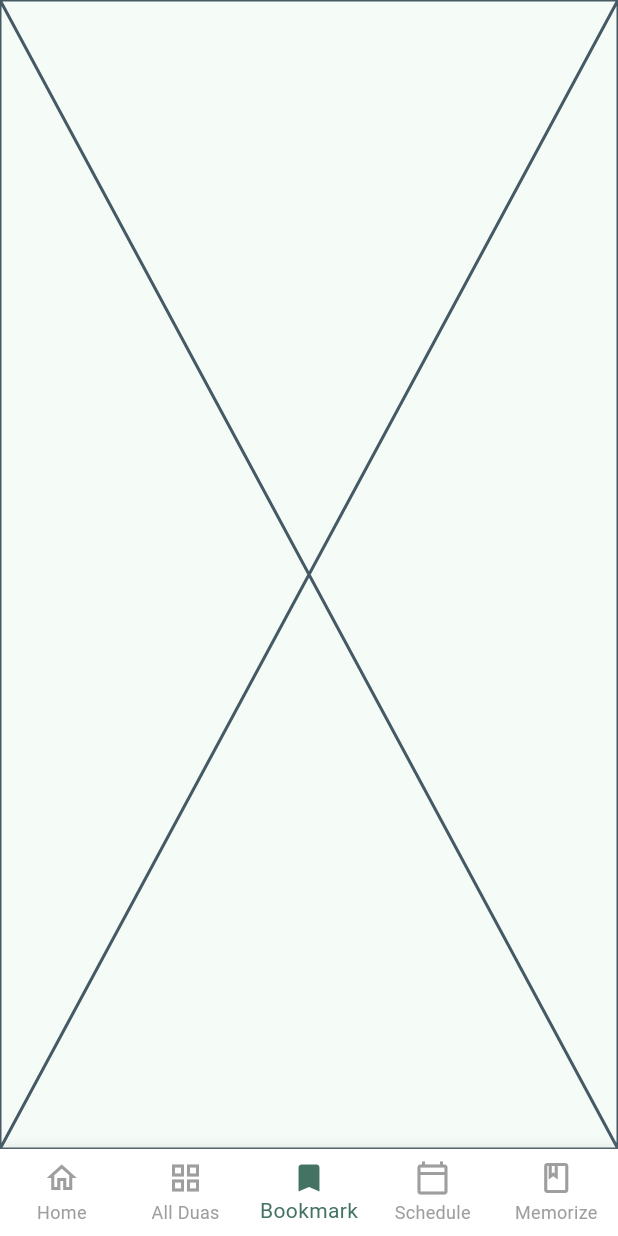
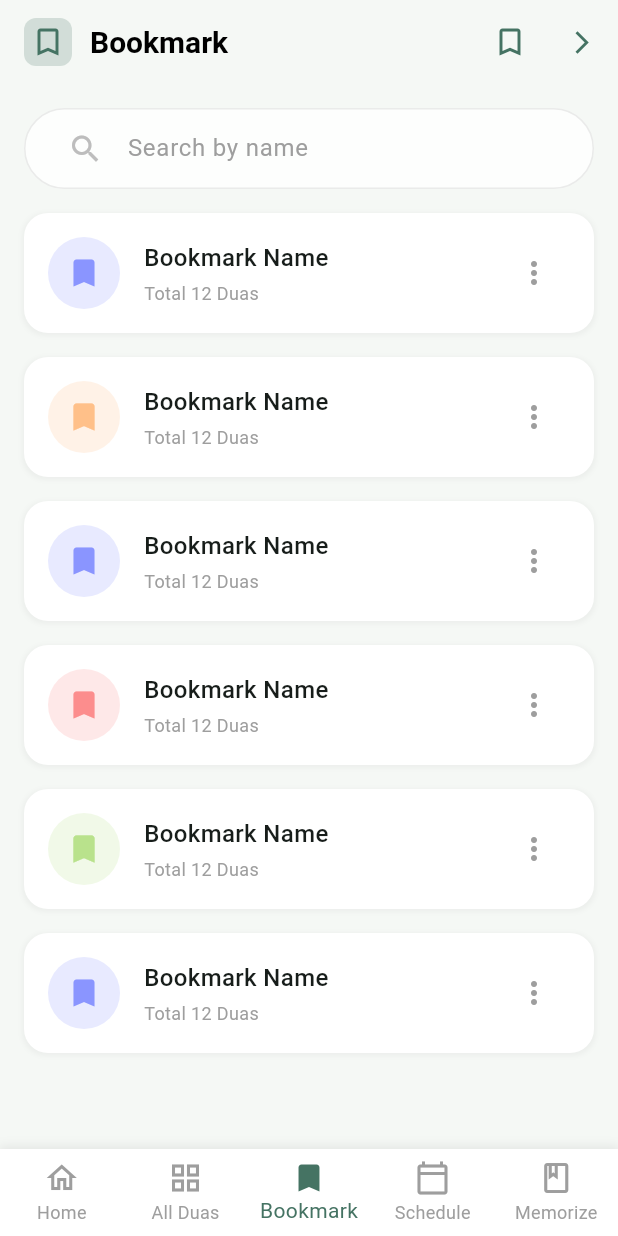
Before and after one commit to Irfanhossain909/dua_ruqiyah, a Flutter app: the screen it shows after launch, item 3 of the bottom bar chosen, on a phone screen of 412 x 824 dp. Run offline on Flutter 3.47's test engine with Material 3 defaults, Android fonts, the phone set to English and light mode, and no system bars; our stand-ins replace equatable, fpdart, get, get_it, responsive_sizer.

Commit message:
Refactor navigation and dependency injection to include BookmarkScreen and its presenter. Update memorization screen import paths and remove the old memorization_screen.dart file.

```diff
--- a/lib/core/di/service_locator.dart
+++ b/lib/core/di/service_locator.dart
@@ -1,5 +1,6 @@
 import 'package:get_it/get_it.dart';
 import '../../presentation/home/presenter/home_presenter.dart';
+import '../../presentation/bookmark/presenter/bookmark_presenter.dart';
 
 /// Global ServiceLocator instance
 final GetIt serviceLocator = GetIt.instance;
@@ -60,6 +61,7 @@ void _setupUseCases() {
 void _setupPresenters() {
   // Register presenters
   serviceLocator.registerFactory<HomePresenter>(() => HomePresenter());
+  serviceLocator.registerFactory<BookmarkPresenter>(() => BookmarkPresenter());
 }
 
 /// Reset all dependencies (useful for testing)
--- a/lib/main.dart
+++ b/lib/main.dart
@@ -1,6 +1,7 @@
 import 'package:dua_ruqiyah/presentation/home/ui/home_page.dart';
 import 'package:dua_ruqiyah/presentation/main_app_shell.dart';
-import 'package:dua_ruqiyah/presentation/memorization/memorization_screen.dart';
+import 'package:dua_ruqiyah/presentation/memorization/ui/memorization_screen.dart';
+import 'package:dua_ruqiyah/presentation/bookmark/ui/bookmark_screen.dart';
 import 'package:flutter/material.dart';
 import 'package:responsive_sizer/responsive_sizer.dart';
 import 'package:get/get.dart';
@@ -32,6 +33,7 @@ class DuaAndRuqyahApp extends StatelessWidget {
           getPages: [
             GetPage(name: '/', page: () => const MainAppShell()),
             GetPage(name: '/home', page: () => const HomePage()),
+            GetPage(name: '/bookmark', page: () => const BookmarkScreen()),
             GetPage(
               name: '/memorization',
               page: () => const MemorizationScreen(),
--- /dev/null
+++ b/lib/presentation/bookmark/presenter/bookmark_presenter.dart
@@ -0,0 +1,79 @@
+import '../../../core/base/base_presenter.dart';
+import '../../../core/di/service_locator.dart';
+import 'bookmark_ui_state.dart';
+
+class BookmarkPresenter extends BasePresenter<BookmarkUiState> {
+  BookmarkPresenter() : super(const BookmarkUiState());
+
+  // Sample data for UI demo - in a real app, this would be fetched from a repository
+  final List<BookmarkModel> bookmarks = [
+    BookmarkModel(
+      id: '1',
+      name: 'Bookmark Name',
+      totalDuas: 12,
+      iconColor: 0xFF8A95FF, // Light blue
+    ),
+    BookmarkModel(
+      id: '2',
+      name: 'Bookmark Name',
+      totalDuas: 12,
+      iconColor: 0xFFFFC089, // Light orange
+    ),
+    BookmarkModel(
+      id: '3',
+      name: 'Bookmark Name',
+      totalDuas: 12,
+      iconColor: 0xFF8A95FF, // Light blue
+    ),
+    BookmarkModel(
+      id: '4',
+      name: 'Bookmark Name',
+      totalDuas: 12,
+      iconColor: 0xFFFC8D8D, // Light red
+    ),
+    BookmarkModel(
+      id: '5',
+      name: 'Bookmark Name',
+      totalDuas: 12,
+      iconColor: 0xFFB9E28C, // Light green
+    ),
+    BookmarkModel(
+      id: '6',
+      name: 'Bookmark Name',
+      totalDuas: 12,
+      iconColor: 0xFF8A95FF, // Light blue
+    ),
+  ];
+
+  /// Load the bookmarks
+  void loadBookmarks() {
+    // In a real app, this would fetch data from a repository
+    // For this demo, we're using the sample data declared above
+  }
+
+  @override
+  void onInit() {
+    super.onInit();
+    loadBookmarks();
+  }
+}
+
+/// Bookmark model class
+class BookmarkModel {
+  final String id;
+  final String name;
+  final int totalDuas;
+  final int iconColor;
+
+  BookmarkModel({
+    required this.id,
+    required this.name,
+    required this.totalDuas,
+    required this.iconColor,
+  });
+}
+
+/// Helper function to load the bookmark presenter from the service locator
+BookmarkPresenter loadBookmarkPresenter() {
+  return locator<BookmarkPresenter>();
+}
--- /dev/null
+++ b/lib/presentation/bookmark/presenter/bookmark_ui_state.dart
@@ -0,0 +1,66 @@
+import 'package:flutter/material.dart';
+import '../../../core/base/base_ui_state.dart';
+
+class BookmarkUiState extends BaseUiState {
+  final TextStyle titleStyle;
+  final TextStyle subtitleStyle;
+  final TextStyle searchHintStyle;
+  final TextStyle bookmarkNameStyle;
+  final TextStyle bookmarkCountStyle;
+
+  const BookmarkUiState({
+    super.isLoading = false,
+    super.userMessage,
+    this.titleStyle = const TextStyle(
+      fontSize: 20,
+      fontWeight: FontWeight.w600,
+      color: Colors.black,
+    ),
+    this.subtitleStyle = const TextStyle(
+      fontSize: 12,
+      color: Color(0xFF757575),
+    ),
+    this.searchHintStyle = const TextStyle(
+      color: Color(0xFF9E9E9E),
+      fontSize: 16,
+    ),
+    this.bookmarkNameStyle = const TextStyle(
+      fontSize: 16,
+      fontWeight: FontWeight.w500,
+    ),
+    this.bookmarkCountStyle = const TextStyle(
+      fontSize: 12,
+      color: Color(0xFF9E9E9E),
+    ),
+  });
+
+  BookmarkUiState copyWith({
+    bool? isLoading,
+    String? userMessage,
+    TextStyle? titleStyle,
+    TextStyle? subtitleStyle,
+    TextStyle? searchHintStyle,
+    TextStyle? bookmarkNameStyle,
+    TextStyle? bookmarkCountStyle,
+  }) {
+    return BookmarkUiState(
+      isLoading: isLoading ?? this.isLoading,
+      userMessage: userMessage ?? this.userMessage,
+      titleStyle: titleStyle ?? this.titleStyle,
+      subtitleStyle: subtitleStyle ?? this.subtitleStyle,
+      searchHintStyle: searchHintStyle ?? this.searchHintStyle,
+      bookmarkNameStyle: bookmarkNameStyle ?? this.bookmarkNameStyle,
+      bookmarkCountStyle: bookmarkCountStyle ?? this.bookmarkCountStyle,
+    );
+  }
+
+  @override
+  List<Object?> get props => [
+    ...super.props,
+    titleStyle,
+    subtitleStyle,
+    searchHintStyle,
+    bookmarkNameStyle,
+    bookmarkCountStyle,
+  ];
+}
--- /dev/null
+++ b/lib/presentation/bookmark/ui/bookmark_screen.dart
@@ -0,0 +1,172 @@
+import 'package:flutter/material.dart';
+import 'package:get/get.dart';
+import 'package:responsive_sizer/responsive_sizer.dart';
+
+import '../presenter/bookmark_presenter.dart';
+import '../presenter/bookmark_ui_state.dart';
+
+class BookmarkScreen extends StatelessWidget {
+  const BookmarkScreen({super.key});
+
+  @override
+  Widget build(BuildContext context) {
+    final presenter = loadBookmarkPresenter();
+
+    return GetX<BookmarkPresenter>(
+      init: presenter,
+      builder: (controller) {
+        final state = controller.uiState.value;
+        final bookmarks = controller.bookmarks;
+
+        return Scaffold(
+          backgroundColor: const Color(0xFFF5F8F5),
+          appBar: _buildAppBar(state),
+          body: _buildBody(state, bookmarks),
+        );
+      },
+    );
+  }
+
+  PreferredSizeWidget _buildAppBar(BookmarkUiState state) {
+    return AppBar(
+      backgroundColor: const Color(0xFFF5F8F5),
+      elevation: 0,
+      title: Row(
+        children: [
+          Container(
+            padding: const EdgeInsets.all(4),
+            decoration: BoxDecoration(
+              color: const Color(0xFF457363).withOpacity(0.2),
+              borderRadius: BorderRadius.circular(8),
+            ),
+            child: const Icon(
+              Icons.bookmark_border,
+              color: Color(0xFF457363),
+              size: 24,
+            ),
+          ),
+          const SizedBox(width: 12),
+          Text('Bookmark', style: state.titleStyle),
+        ],
+      ),
+      actions: [
+        IconButton(
+          icon: const Icon(Icons.bookmark_outline, color: Color(0xFF457363)),
+          onPressed: () {},
+        ),
+        IconButton(
+          icon: const Icon(
+            Icons.arrow_forward_ios,
+            color: Color(0xFF457363),
+            size: 18,
+          ),
+          onPressed: () {},
+        ),
+      ],
+    );
+  }
+
+  Widget _buildBody(BookmarkUiState state, List<BookmarkModel> bookmarks) {
+    return Column(
+      children: [
+        _buildSearchBar(state),
+        Expanded(
+          child:
+              bookmarks.isEmpty
+                  ? Center(
+                    child: Text(
+                      'No bookmarks available',
+                      style: state.subtitleStyle,
+                    ),
+                  )
+                  : ListView.builder(
+                    padding: const EdgeInsets.symmetric(horizontal: 16),
+                    itemCount: bookmarks.length,
+                    itemBuilder: (context, index) {
+                      final bookmark = bookmarks[index];
+                      return _buildBookmarkCard(state, bookmark);
+                    },
+                  ),
+        ),
+      ],
+    );
+  }
+
+  Widget _buildSearchBar(BookmarkUiState state) {
+    return Container(
+      margin: const EdgeInsets.all(16),
+      padding: const EdgeInsets.symmetric(horizontal: 16),
+      decoration: BoxDecoration(
+        color: Colors.white.withOpacity(0.8),
+        borderRadius: BorderRadius.circular(50),
+        border: Border.all(color: Colors.grey.withOpacity(0.2)),
+      ),
+      child: TextField(
+        decoration: InputDecoration(
+          hintText: 'Search by name',
+          hintStyle: state.searchHintStyle,
+          prefixIcon: Icon(Icons.search, color: Colors.grey.shade400),
+          border: InputBorder.none,
+          contentPadding: const EdgeInsets.symmetric(vertical: 14),
+        ),
+      ),
+    );
+  }
+
+  Widget _buildBookmarkCard(BookmarkUiState state, BookmarkModel bookmark) {
+    return Container(
+      margin: const EdgeInsets.only(bottom: 16),
+      padding: const EdgeInsets.all(16),
+      decoration: BoxDecoration(
+        color: Colors.white,
+        borderRadius: BorderRadius.circular(16),
+        boxShadow: [
+          BoxShadow(
+            color: Colors.grey.withOpacity(0.1),
+            spreadRadius: 1,
+            blurRadius: 2,
+            offset: const Offset(0, 1),
+          ),
+        ],
+      ),
+      child: Row(
+        children: [
+          // Bookmark icon with colored background
+          Container(
+            width: 48,
+            height: 48,
+            decoration: BoxDecoration(
+              color: Color(bookmark.iconColor).withOpacity(0.2),
+              shape: BoxShape.circle,
+            ),
+            child: Icon(
+              Icons.bookmark,
+              color: Color(bookmark.iconColor),
+              size: 24,
+            ),
+          ),
+          const SizedBox(width: 16),
+          // Bookmark details
+          Expanded(
+            child: Column(
+              crossAxisAlignment: CrossAxisAlignment.start,
+              children: [
+                Text(bookmark.name, style: state.bookmarkNameStyle),
+                const SizedBox(height: 4),
+                Text(
+                  'Total ${bookmark.totalDuas} Duas',
+                  style: state.bookmarkCountStyle,
+                ),
+              ],
+            ),
+          ),
+          // More options icon
+          IconButton(
+            icon: const Icon(Icons.more_vert, color: Color(0xFF9E9E9E)),
+            onPressed: () {},
+          ),
+        ],
+      ),
+    );
+  }
+}
--- a/lib/presentation/main_app_shell.dart
+++ b/lib/presentation/main_app_shell.dart
@@ -1,6 +1,7 @@
 import 'package:flutter/material.dart';
 import 'home/ui/home_page.dart';
-import 'memorization/memorization_screen.dart';
+import 'bookmark/ui/bookmark_screen.dart';
+import 'memorization/ui/memorization_screen.dart';
 
 class MainAppShell extends StatefulWidget {
   const MainAppShell({super.key});
@@ -15,7 +16,7 @@ class _MainAppShellState extends State<MainAppShell> {
   final List<Widget> _screens = [
     const HomePage(),
     const Placeholder(), // All Duas (placeholder)
-    const Placeholder(), // Bookmark (placeholder)
+    const BookmarkScreen(),
     const Placeholder(), // Schedule (placeholder)
     const MemorizationScreen(),
   ];
```
Also changed, not shown: lib/presentation/memorization/ui/memorization_screen.dart (renamed from lib/presentation/memorization/memorization_screen.dart).
